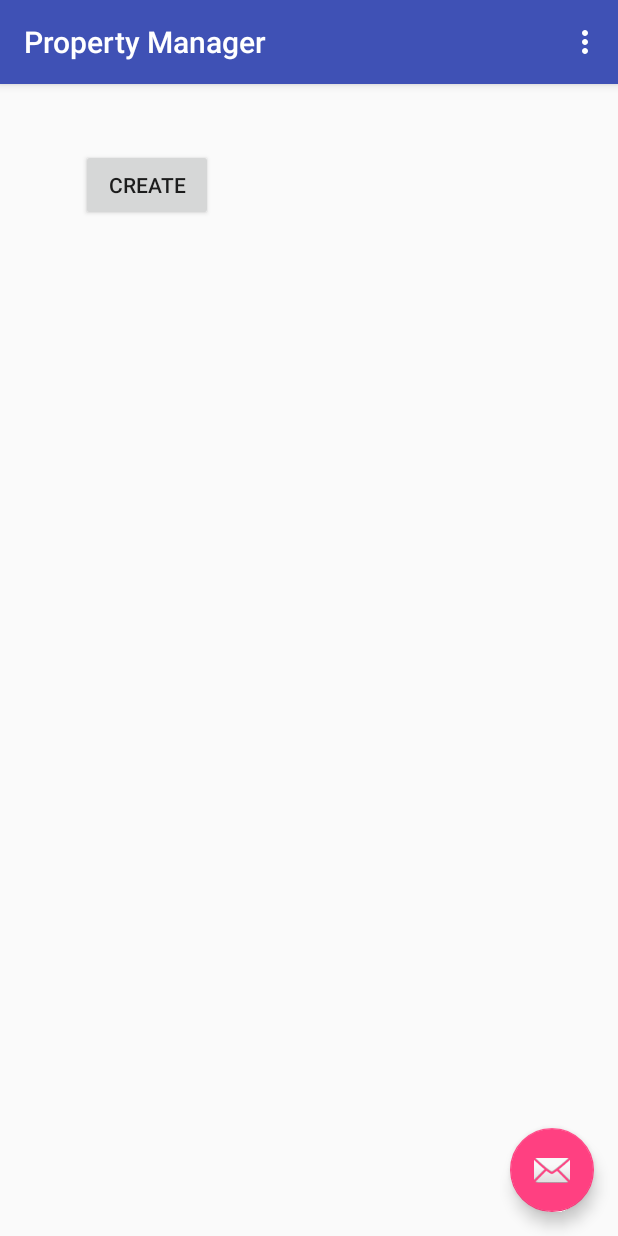
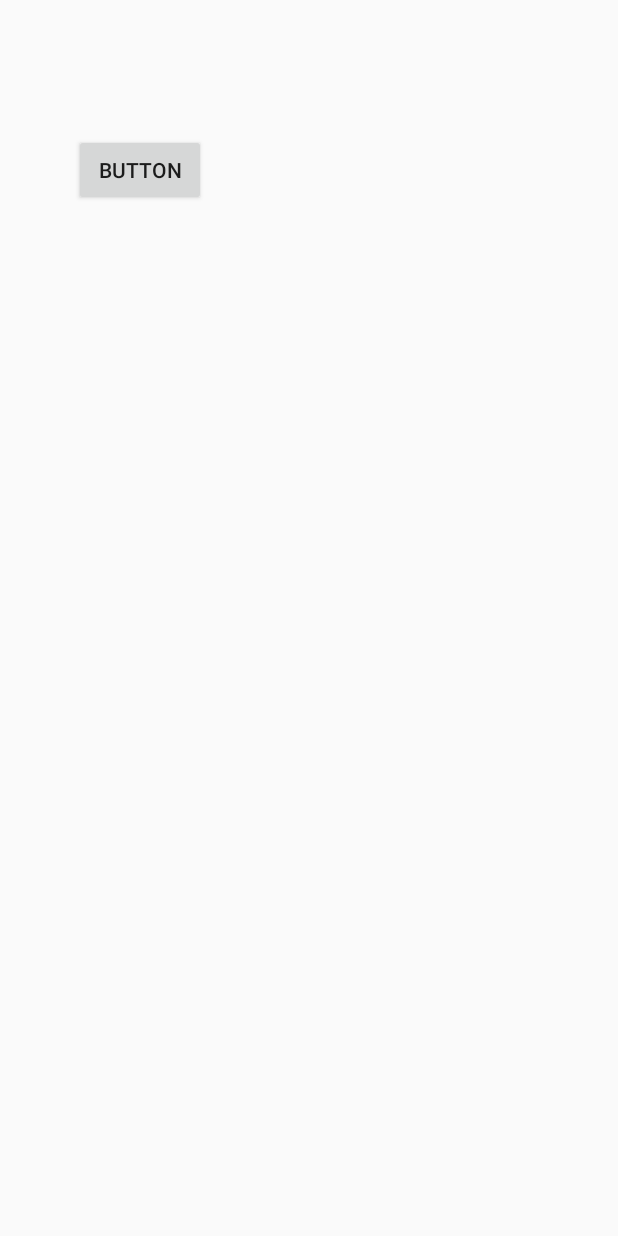
Before and after one commit to Chanaka-Sandeepa/PropertyManagement, an Android app: the screen it shows after launch (Home), on a phone screen of 412 x 824 dp. Run offline under Robolectric (Android 15) with nearby library versions, the phone set to English and light mode, and no system bars; 3 statements that could not run were skipped.

Commit message:
property handler created

```diff
--- a/app/src/main/res/layout/activity_home.xml
+++ b/app/src/main/res/layout/activity_home.xml
@@ -7,28 +7,20 @@
     android:fitsSystemWindows="true"
     tools:context="com.example.chanaka.propertymanager.Home">
 
-    <android.support.design.widget.AppBarLayout
+    <RelativeLayout
         android:layout_width="match_parent"
-        android:layout_height="wrap_content"
-        android:theme="@style/AppTheme.AppBarOverlay">
+        android:layout_height="match_parent">
 
-        <android.support.v7.widget.Toolbar
-            android:id="@+id/toolbar"
-            android:layout_width="match_parent"
-            android:layout_height="?attr/actionBarSize"
-            android:background="?attr/colorPrimary"
-            app:popupTheme="@style/AppTheme.PopupOverlay" />
-
-    </android.support.design.widget.AppBarLayout>
-
-    <include layout="@layout/content_home" />
-
-    <android.support.design.widget.FloatingActionButton
-        android:id="@+id/fab"
-        android:layout_width="wrap_content"
-        android:layout_height="wrap_content"
-        android:layout_gravity="bottom|end"
-        android:layout_margin="@dimen/fab_margin"
-        app:srcCompat="@android:drawable/ic_dialog_email" />
-
+        <Button
+            android:text="Button"
+            android:layout_width="wrap_content"
+            android:layout_height="wrap_content"
+            android:layout_alignParentTop="true"
+            android:layout_alignParentLeft="true"
+            android:layout_alignParentStart="true"
+            android:layout_marginLeft="49dp"
+            android:layout_marginStart="49dp"
+            android:layout_marginTop="89dp"
+            android:id="@+id/btnCreate" />
+    </RelativeLayout>
 </android.support.design.widget.CoordinatorLayout>
--- a/app/src/main/res/values/strings.xml
+++ b/app/src/main/res/values/strings.xml
@@ -12,4 +12,9 @@
     <string name="property_type_txt">Property Type</string>
     <string name="sq_footage__lbl_txt">Sq.footage</string>
     <string name="street_name__lbl_txt">Street Name</string>
+    <string-array name="types">
+        <item>Apartment</item>
+        <item>Boarding Place</item>
+
+    </string-array>
 </resources>
```
Also changed, not shown: app/src/main/java/com/example/chanaka/propertymanager/Add_BasicInfo.java (+50 -1 lines), app/src/main/java/com/example/chanaka/propertymanager/Add_RentalInfo.java (+20 -0 lines), app/src/main/java/com/example/chanaka/propertymanager/Owner.java (added, +8 -0 lines), app/src/main/java/com/example/chanaka/propertymanager/Payment.java (added, +8 -0 lines), app/src/main/java/com/example/chanaka/propertymanager/Payment_Handler.java (added, +8 -0 lines), app/src/main/java/com/example/chanaka/propertymanager/Propert_Handler.java (added, +9 -0 lines), app/src/main/java/com/example/chanaka/propertymanager/Tenant.java (added, +8 -0 lines), app/src/main/java/com/example/chanaka/propertymanager/User.java (added, +8 -0 lines), app/src/main/res/layout/activity_add__basic_info.xml (+19 -17 lines).
